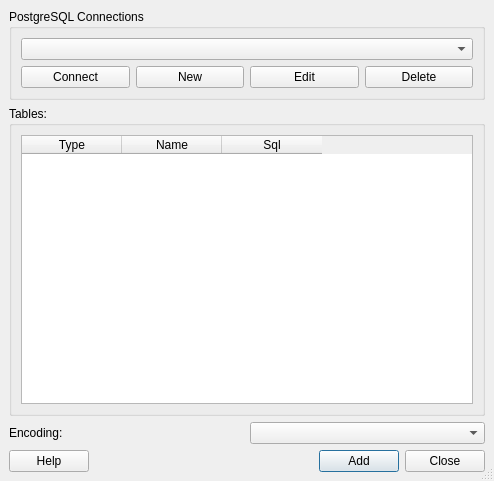
qgis/QGIS, file src/ui/qgsdbsourceselectbase.ui: the form before one commit.
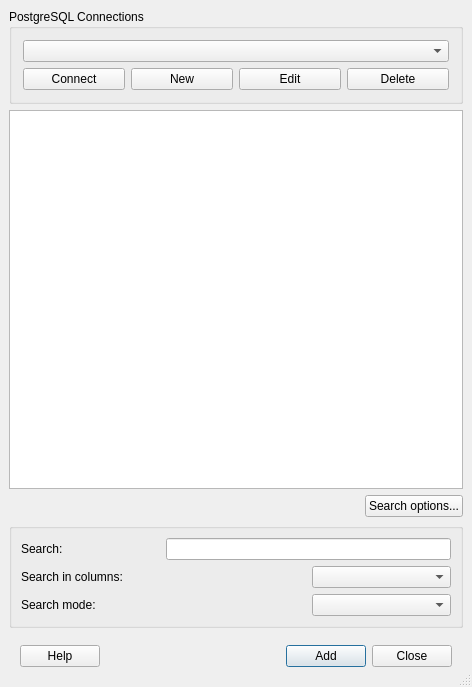
The form after the commit. Icons and pictures are not drawn.

The edit to the form file:
```diff
--- a/src/ui/qgsdbsourceselectbase.ui
+++ b/src/ui/qgsdbsourceselectbase.ui
@@ -5,8 +5,8 @@
    <rect>
     <x>0</x>
     <y>0</y>
-    <width>494</width>
-    <height>481</height>
+    <width>472</width>
+    <height>687</height>
    </rect>
   </property>
   <property name="windowTitle" >
@@ -28,10 +28,76 @@
    <property name="spacing" >
     <number>6</number>
    </property>
-   <item row="3" column="0" colspan="2" >
+   <item row="2" column="0" >
+    <spacer>
+     <property name="orientation" >
+      <enum>Qt::Horizontal</enum>
+     </property>
+     <property name="sizeHint" >
+      <size>
+       <width>271</width>
+       <height>20</height>
+      </size>
+     </property>
+    </spacer>
+   </item>
+   <item row="1" column="0" colspan="2" >
+    <widget class="QTreeView" name="mTablesTreeView" >
+     <property name="selectionMode" >
+      <enum>QAbstractItemView::MultiSelection</enum>
+     </property>
+    </widget>
+   </item>
+   <item row="0" column="0" colspan="2" >
+    <widget class="QGroupBox" name="groupBox" >
+     <property name="title" >
+      <string>PostgreSQL Connections</string>
+     </property>
+     <layout class="QGridLayout" >
+      <property name="margin" >
+       <number>11</number>
+      </property>
+      <property name="spacing" >
+       <number>6</number>
+      </property>
+      <item row="1" column="3" >
+       <widget class="QPushButton" name="btnDelete" >
+        <property name="text" >
+         <string>Delete</string>
+        </property>
+       </widget>
+      </item>
+      <item row="1" column="2" >
+       <widget class="QPushButton" name="btnEdit" >
+        <property name="text" >
+         <string>Edit</string>
+        </property>
+       </widget>
+      </item>
+      <item row="1" column="1" >
+       <widget class="QPushButton" name="btnNew" >
+        <property name="text" >
+         <string>New</string>
+        </property>
+       </widget>
+      </item>
+      <item row="1" column="0" >
+       <widget class="QPushButton" name="btnConnect" >
+        <property name="text" >
+         <string>Connect</string>
+        </property>
+       </widget>
+      </item>
+      <item row="0" column="0" colspan="4" >
+       <widget class="QComboBox" name="cmbConnections" />
+      </item>
+     </layout>
+    </widget>
+   </item>
+   <item row="4" column="0" colspan="2" >
     <layout class="QHBoxLayout" >
      <property name="margin" >
-      <number>0</number>
+      <number>11</number>
      </property>
      <property name="spacing" >
       <number>6</number>
@@ -99,114 +165,58 @@
      </item>
     </layout>
    </item>
+   <item row="3" column="0" colspan="2" >
+    <widget class="QGroupBox" name="mSearchGroupBox" >
+     <property name="title" >
+      <string/>
+     </property>
+     <layout class="QGridLayout" >
+      <property name="margin" >
+       <number>9</number>
+      </property>
+      <property name="spacing" >
+       <number>6</number>
+      </property>
+      <item row="0" column="0" >
+       <widget class="QLabel" name="mSearchLabel" >
+        <property name="text" >
+         <string>Search:</string>
+        </property>
+       </widget>
+      </item>
+      <item row="2" column="0" colspan="2" >
+       <widget class="QLabel" name="mSearchModeLabel" >
+        <property name="text" >
+         <string>Search mode:</string>
+        </property>
+       </widget>
+      </item>
+      <item row="2" column="2" >
+       <widget class="QComboBox" name="mSearchModeComboBox" />
+      </item>
+      <item row="1" column="0" colspan="2" >
+       <widget class="QLabel" name="mSearchColumnsLabel" >
+        <property name="text" >
+         <string>Search in columns:</string>
+        </property>
+       </widget>
+      </item>
+      <item row="1" column="2" >
+       <widget class="QComboBox" name="mSearchColumnComboBox" />
+      </item>
+      <item row="0" column="1" colspan="2" >
+       <widget class="QLineEdit" name="mSearchTableEdit" />
+      </item>
+     </layout>
+    </widget>
+   </item>
    <item row="2" column="1" >
-    <widget class="QComboBox" name="mEncodingComboBox" />
-   </item>
-   <item row="2" column="0" >
-    <widget class="QLabel" name="mEncodingLabel" >
+    <widget class="QPushButton" name="mSearchOptionsButton" >
      <property name="text" >
-      <string>Encoding:</string>
+      <string>Search options...</string>
      </property>
     </widget>
    </item>
-   <item row="1" column="0" colspan="2" >
-    <widget class="QGroupBox" name="groupBox_2" >
-     <property name="title" >
-      <string>Tables:</string>
-     </property>
-     <layout class="QGridLayout" >
-      <property name="margin" >
-       <number>9</number>
-      </property>
-      <property name="spacing" >
-       <number>6</number>
-      </property>
-      <item row="0" column="0" >
-       <widget class="QTableWidget" name="lstTables" >
-        <property name="mouseTracking" >
-         <bool>true</bool>
-        </property>
-        <property name="editTriggers" >
-         <set>QAbstractItemView::NoEditTriggers</set>
-        </property>
-        <property name="selectionMode" >
-         <enum>QAbstractItemView::ExtendedSelection</enum>
-        </property>
-        <property name="selectionBehavior" >
-         <enum>QAbstractItemView::SelectRows</enum>
-        </property>
-        <property name="showGrid" >
-         <bool>false</bool>
-        </property>
-        <property name="gridStyle" >
-         <enum>Qt::SolidLine</enum>
-        </property>
-        <column>
-         <property name="text" >
-          <string>Type</string>
-         </property>
-        </column>
-        <column>
-         <property name="text" >
-          <string>Name</string>
-         </property>
-        </column>
-        <column>
-         <property name="text" >
-          <string>Sql</string>
-         </property>
-        </column>
-       </widget>
-      </item>
-     </layout>
-    </widget>
-   </item>
-   <item row="0" column="0" colspan="2" >
-    <widget class="QGroupBox" name="groupBox" >
-     <property name="title" >
-      <string>PostgreSQL Connections</string>
-     </property>
-     <layout class="QGridLayout" >
-      <property name="margin" >
-       <number>9</number>
-      </property>
-      <property name="spacing" >
-       <number>6</number>
-      </property>
-      <item row="1" column="3" >
-       <widget class="QPushButton" name="btnDelete" >
-        <property name="text" >
-         <string>Delete</string>
-        </property>
-       </widget>
-      </item>
-      <item row="1" column="2" >
-       <widget class="QPushButton" name="btnEdit" >
-        <property name="text" >
-         <string>Edit</string>
-        </property>
-       </widget>
-      </item>
-      <item row="1" column="1" >
-       <widget class="QPushButton" name="btnNew" >
-        <property name="text" >
-         <string>New</string>
-        </property>
-       </widget>
-      </item>
-      <item row="1" column="0" >
-       <widget class="QPushButton" name="btnConnect" >
-        <property name="text" >
-         <string>Connect</string>
-        </property>
-       </widget>
-      </item>
-      <item row="0" column="0" colspan="4" >
-       <widget class="QComboBox" name="cmbConnections" />
-      </item>
-     </layout>
-    </widget>
-   </item>
   </layout>
  </widget>
  <layoutdefault spacing="6" margin="11" />
```
Left out of the diff: 2 changed lines with no effect on the pictures.
